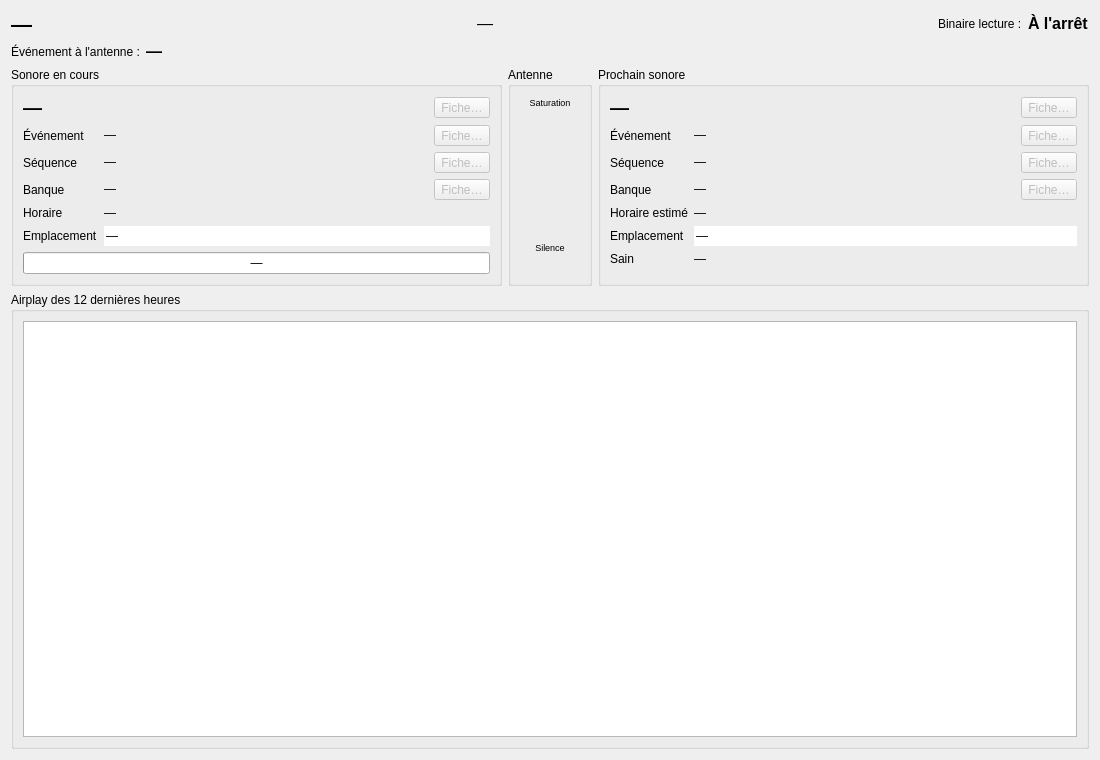
Old version of the form src/machincast/interface/ui/ecran_par_defaut.ui in the repository dascritch/machincast.
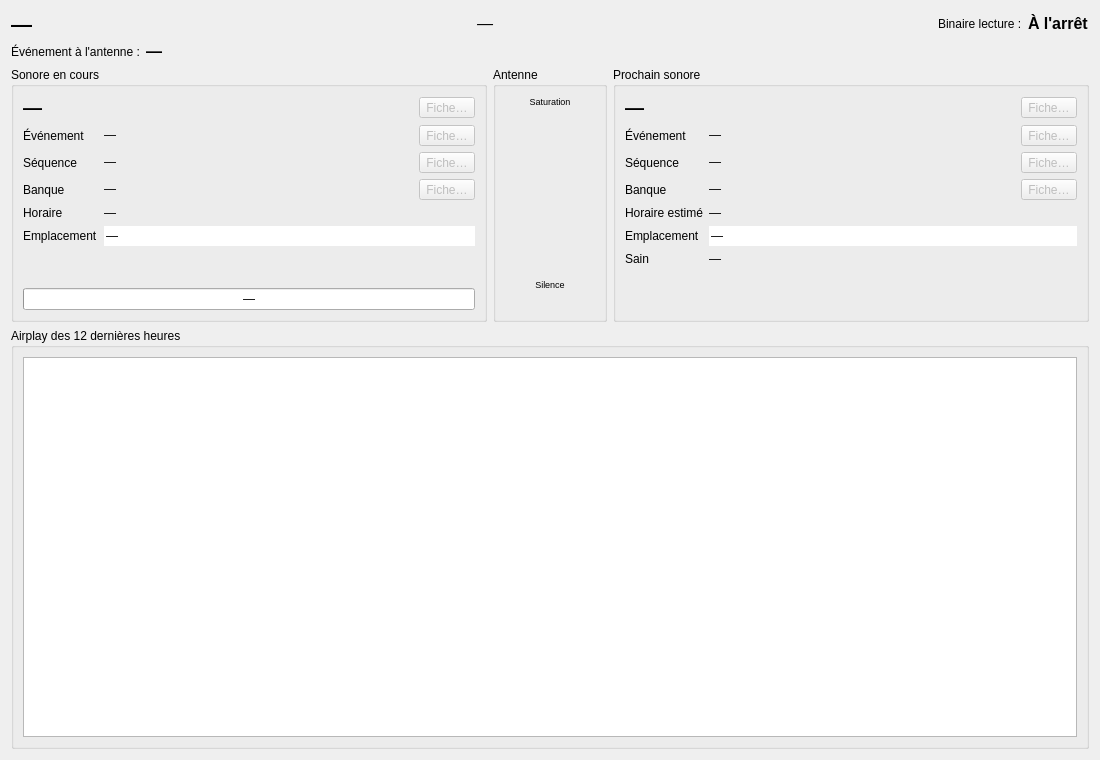
New version of the form. Icons and pictures are not drawn.

Diff of the .ui file:
```diff
--- a/src/machincast/interface/ui/ecran_par_defaut.ui
+++ b/src/machincast/interface/ui/ecran_par_defaut.ui
@@ -369,8 +369,8 @@
          <widget class="QWidget" name="place_vumetre" native="true">
           <property name="minimumSize">
            <size>
-            <width>60</width>
-            <height>120</height>
+            <width>90</width>
+            <height>160</height>
            </size>
           </property>
          </widget>
```
